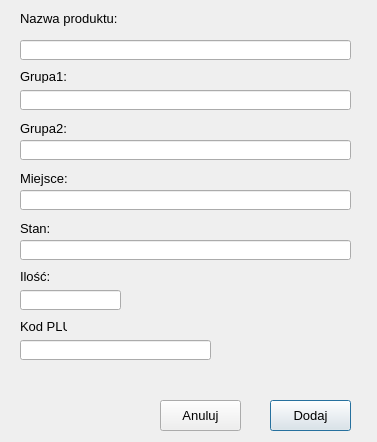
Above: nowyprodukt.ui from ironiron/baza before the change. Below: the same form after it.
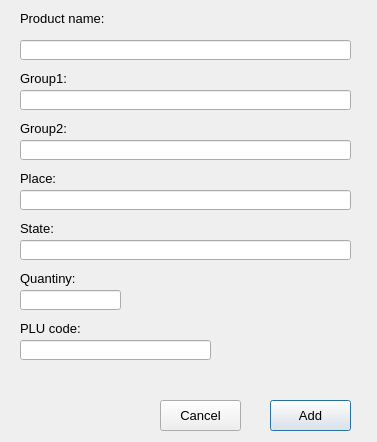
That is the form after the change.

The edit to the form file:
```diff
--- a/nowyprodukt.ui
+++ b/nowyprodukt.ui
@@ -83,8 +83,8 @@
     <rect>
      <x>20</x>
      <y>270</y>
-     <width>47</width>
-     <height>13</height>
+     <width>171</width>
+     <height>16</height>
     </rect>
    </property>
    <property name="font">
@@ -93,7 +93,7 @@
     </font>
    </property>
    <property name="text">
-    <string>Ilość:</string>
+    <string>Quantiny:</string>
    </property>
   </widget>
   <widget class="QLabel" name="label_2">
@@ -101,8 +101,8 @@
     <rect>
      <x>20</x>
      <y>70</y>
-     <width>47</width>
-     <height>13</height>
+     <width>91</width>
+     <height>16</height>
     </rect>
    </property>
    <property name="font">
@@ -111,7 +111,7 @@
     </font>
    </property>
    <property name="text">
-    <string>Grupa1:</string>
+    <string>Group1:</string>
    </property>
   </widget>
   <widget class="QLabel" name="label_3">
@@ -119,7 +119,7 @@
     <rect>
      <x>20</x>
      <y>120</y>
-     <width>47</width>
+     <width>91</width>
      <height>16</height>
     </rect>
    </property>
@@ -129,7 +129,7 @@
     </font>
    </property>
    <property name="text">
-    <string>Grupa2:</string>
+    <string>Group2:</string>
    </property>
   </widget>
   <widget class="QLabel" name="label_4">
@@ -137,7 +137,7 @@
     <rect>
      <x>20</x>
      <y>170</y>
-     <width>47</width>
+     <width>61</width>
      <height>16</height>
     </rect>
    </property>
@@ -147,7 +147,7 @@
     </font>
    </property>
    <property name="text">
-    <string>Miejsce:</string>
+    <string>Place:</string>
    </property>
   </widget>
   <widget class="QLabel" name="label_5">
@@ -155,7 +155,7 @@
     <rect>
      <x>20</x>
      <y>220</y>
-     <width>47</width>
+     <width>91</width>
      <height>16</height>
     </rect>
    </property>
@@ -165,7 +165,7 @@
     </font>
    </property>
    <property name="text">
-    <string>Stan:</string>
+    <string>State:</string>
    </property>
   </widget>
   <widget class="QLineEdit" name="p">
@@ -183,8 +183,8 @@
     <rect>
      <x>20</x>
      <y>320</y>
-     <width>47</width>
-     <height>13</height>
+     <width>171</width>
+     <height>16</height>
     </rect>
    </property>
    <property name="font">
@@ -193,7 +193,7 @@
     </font>
    </property>
    <property name="text">
-    <string>Kod PLU:</string>
+    <string>PLU code:</string>
    </property>
   </widget>
   <widget class="QLabel" name="label_7">
@@ -201,7 +201,7 @@
     <rect>
      <x>20</x>
      <y>10</y>
-     <width>111</width>
+     <width>151</width>
      <height>16</height>
     </rect>
    </property>
@@ -211,7 +211,7 @@
     </font>
    </property>
    <property name="text">
-    <string>Nazwa produktu:</string>
+    <string>Product name:</string>
    </property>
   </widget>
   <widget class="QPushButton" name="d">
@@ -229,7 +229,7 @@
     </font>
    </property>
    <property name="text">
-    <string>Dodaj</string>
+    <string>Add</string>
    </property>
   </widget>
   <widget class="QPushButton" name="a">
@@ -247,7 +247,7 @@
     </font>
    </property>
    <property name="text">
-    <string>Anuluj</string>
+    <string>Cancel</string>
    </property>
   </widget>
   <widget class="QLineEdit" name="i">
```
